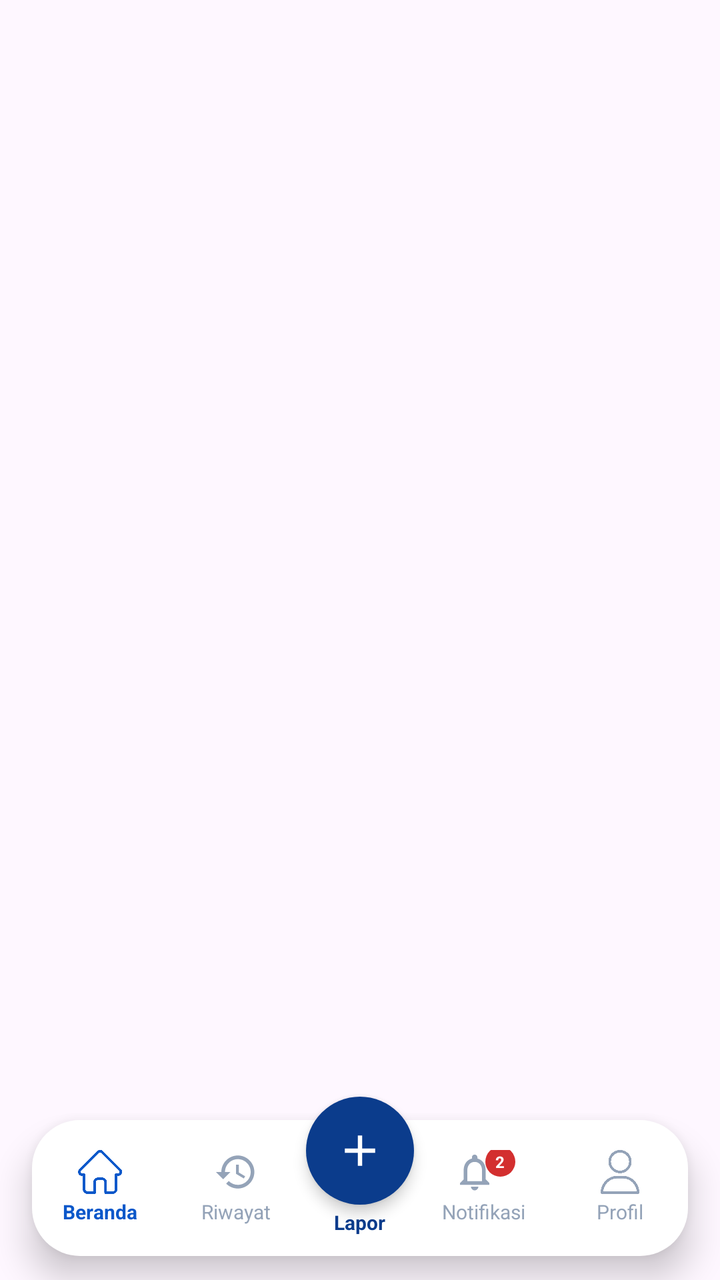
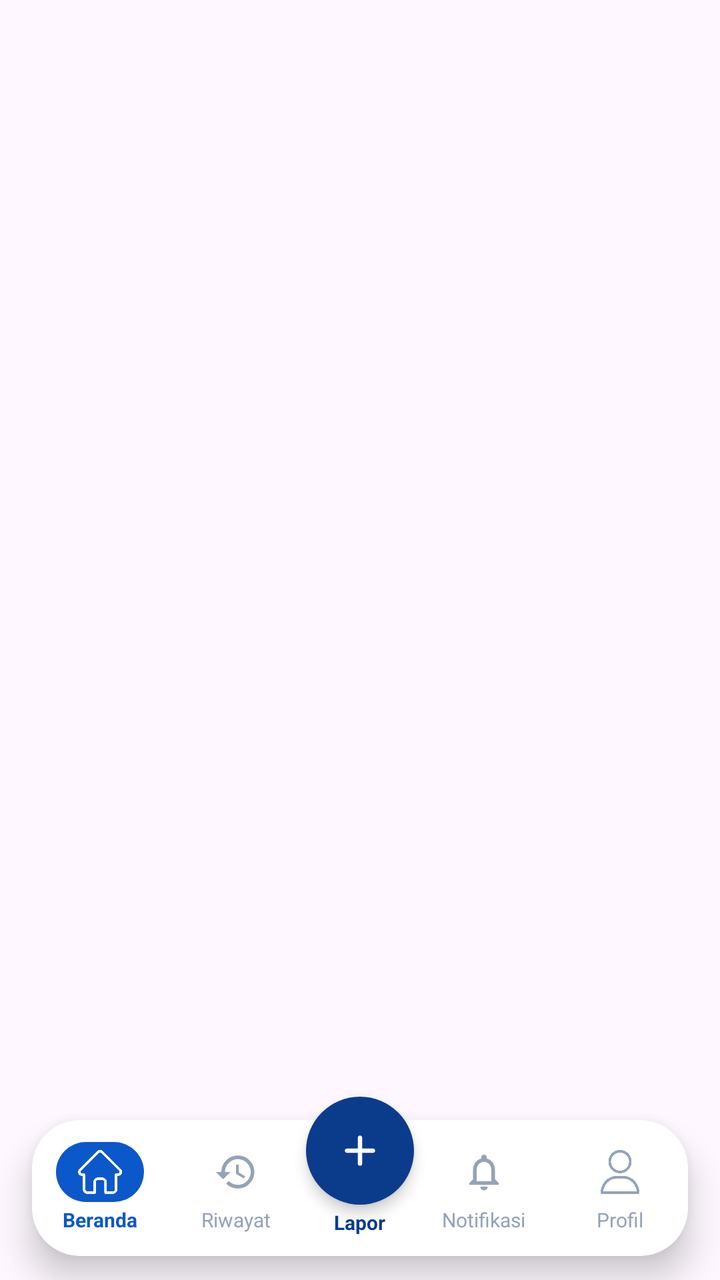

Before-and-after screenshots of an Android layout around one commit, followed by the original layout XML and the change that was made.
<!-- AndroidManifest.xml: application theme Theme.PinPoint -->
<!-- res/layout/layout_user_bottom_nav.xml -->
<?xml version="1.0" encoding="utf-8"?>
<androidx.constraintlayout.widget.ConstraintLayout xmlns:android="http://schemas.android.com/apk/res/android"
    xmlns:app="http://schemas.android.com/apk/res-auto"
    android:id="@+id/userBottomNavContainer"
    android:layout_width="match_parent"
    android:layout_height="104dp"
    android:clipChildren="false"
    android:clipToPadding="false"
    android:paddingStart="16dp"
    android:paddingEnd="16dp">

    
    <View
        android:layout_width="0dp"
        android:layout_height="68dp"
        android:background="@drawable/bg_navbar"
        android:elevation="10dp"
        app:layout_constraintBottom_toBottomOf="parent"
        app:layout_constraintLeft_toLeftOf="parent"
        app:layout_constraintRight_toRightOf="parent"
        android:layout_marginBottom="12dp" />

    
    <LinearLayout
        android:id="@+id/navUserHome"
        android:layout_width="0dp"
        android:layout_height="68dp"
        android:gravity="center"
        android:clickable="true"
        android:focusable="true"
        android:orientation="vertical"
        android:elevation="12dp"
        app:layout_constraintBottom_toBottomOf="parent"
        app:layout_constraintLeft_toLeftOf="parent"
        app:layout_constraintRight_toLeftOf="@id/navUserHistory"
        app:layout_constraintHorizontal_weight="1"
        android:layout_marginBottom="12dp">

        <ImageView
            android:id="@+id/ivNavUserHome"
            android:layout_width="22dp"
            android:layout_height="22dp"
            android:src="@drawable/home"
            app:tint="#0B58CA" />

        <TextView
            android:id="@+id/tvNavUserHome"
            android:layout_width="wrap_content"
            android:layout_height="wrap_content"
            android:layout_marginTop="2dp"
            android:text="Beranda"
            android:textColor="#0B58CA"
            android:textSize="10sp"
            android:textStyle="bold" />
    </LinearLayout>

    
    <LinearLayout
        android:id="@+id/navUserHistory"
        android:layout_width="0dp"
        android:layout_height="68dp"
        android:gravity="center"
        android:clickable="true"
        android:focusable="true"
        android:orientation="vertical"
        android:elevation="12dp"
        app:layout_constraintBottom_toBottomOf="parent"
        app:layout_constraintLeft_toRightOf="@id/navUserHome"
        app:layout_constraintRight_toLeftOf="@id/guidelineCenter"
        app:layout_constraintHorizontal_weight="1"
        android:layout_marginBottom="12dp"
        android:layout_marginEnd="28dp">

        <ImageView
            android:id="@+id/ivNavUserHistory"
            android:layout_width="22dp"
            android:layout_height="22dp"
            android:src="@drawable/ic_history"
            app:tint="#94A3B8" />

        <TextView
            android:id="@+id/tvNavUserHistory"
            android:layout_width="wrap_content"
            android:layout_height="wrap_content"
            android:layout_marginTop="2dp"
            android:text="Riwayat"
            android:textColor="#94A3B8"
            android:textSize="10sp" />
    </LinearLayout>

    
    <androidx.constraintlayout.widget.Guideline
        android:id="@+id/guidelineCenter"
        android:layout_width="wrap_content"
        android:layout_height="wrap_content"
        android:orientation="vertical"
        app:layout_constraintGuide_percent="0.5" />

    
    <LinearLayout
        android:id="@+id/navUserNotification"
        android:layout_width="0dp"
        android:layout_height="68dp"
        android:gravity="center"
        android:clickable="true"
        android:focusable="true"
        android:orientation="vertical"
        android:elevation="12dp"
        app:layout_constraintBottom_toBottomOf="parent"
        app:layout_constraintLeft_toRightOf="@id/guidelineCenter"
        app:layout_constraintRight_toLeftOf="@id/navUserProfile"
        app:layout_constraintHorizontal_weight="1"
        android:layout_marginBottom="12dp"
        android:layout_marginStart="28dp">

        <LinearLayout
            android:layout_width="wrap_content"
            android:layout_height="wrap_content"
            android:orientation="horizontal"
            android:gravity="top">

            <ImageView
                android:id="@+id/ivNavUserNotification"
                android:layout_width="22dp"
                android:layout_height="22dp"
                android:src="@drawable/ic_bell"
                app:tint="#94A3B8" />

            
            <TextView
                android:id="@+id/tvNavBadgeCount"
                android:layout_width="15dp"
                android:layout_height="15dp"
                android:layout_marginStart="-6dp"
                android:layout_marginTop="-2dp"
                android:background="@drawable/bg_badge_red_circle"
                android:gravity="center"
                android:text="2"
                android:textColor="#FFFFFF"
                android:textSize="8sp"
                android:textStyle="bold" />
        </LinearLayout>

        <TextView
            android:id="@+id/tvNavUserNotification"
            android:layout_width="wrap_content"
            android:layout_height="wrap_content"
            android:layout_marginTop="2dp"
            android:text="Notifikasi"
            android:textColor="#94A3B8"
            android:textSize="10sp" />
    </LinearLayout>

    
    <LinearLayout
        android:id="@+id/navUserProfile"
        android:layout_width="0dp"
        android:layout_height="68dp"
        android:gravity="center"
        android:clickable="true"
        android:focusable="true"
        android:orientation="vertical"
        android:elevation="12dp"
        app:layout_constraintBottom_toBottomOf="parent"
        app:layout_constraintLeft_toRightOf="@id/navUserNotification"
        app:layout_constraintRight_toRightOf="parent"
        app:layout_constraintHorizontal_weight="1"
        android:layout_marginBottom="12dp">

        <ImageView
            android:id="@+id/ivNavUserProfile"
            android:layout_width="22dp"
            android:layout_height="22dp"
            android:src="@drawable/user"
            app:tint="#94A3B8" />

        <TextView
            android:id="@+id/tvNavUserProfile"
            android:layout_width="wrap_content"
            android:layout_height="wrap_content"
            android:layout_marginTop="2dp"
            android:text="Profil"
            android:textColor="#94A3B8"
            android:textSize="10sp" />
    </LinearLayout>

    
    <LinearLayout
        android:id="@+id/navUserReportCenter"
        android:layout_width="wrap_content"
        android:layout_height="wrap_content"
        android:clickable="true"
        android:focusable="true"
        android:gravity="center"
        android:orientation="vertical"
        android:elevation="15dp"
        app:layout_constraintLeft_toLeftOf="parent"
        app:layout_constraintRight_toRightOf="parent"
        app:layout_constraintBottom_toBottomOf="parent"
        android:layout_marginBottom="22dp">

        <LinearLayout
            android:layout_width="54dp"
            android:layout_height="54dp"
            android:background="@drawable/bg_circle_blue_btn"
            android:elevation="4dp"
            android:gravity="center">

            <ImageView
                android:layout_width="26dp"
                android:layout_height="26dp"
                android:src="@drawable/ic_add"
                app:tint="#FFFFFF" />
        </LinearLayout>

        <TextView
            android:layout_width="wrap_content"
            android:layout_height="wrap_content"
            android:layout_marginTop="2dp"
            android:text="Lapor"
            android:textColor="@color/primary_blue"
            android:textSize="10sp"
            android:textStyle="bold" />
    </LinearLayout>

</androidx.constraintlayout.widget.ConstraintLayout>
<!-- resources referenced by this layout -->
<resources>
  <color name="primary_blue">#0B3C8C</color>
  <!-- drawable bg_badge_red_circle (drawable) -->
  <?xml version="1.0" encoding="utf-8"?>
  <shape xmlns:android="http://schemas.android.com/apk/res/android"
      android:shape="oval">
      <solid android:color="#D32F2F" />
  </shape>
  <!-- drawable bg_circle_blue_btn (drawable) -->
  <?xml version="1.0" encoding="utf-8"?>
  <shape xmlns:android="http://schemas.android.com/apk/res/android"
      android:shape="oval">
      <solid android:color="#0B3C8C" />
  </shape>
  <!-- drawable bg_navbar (drawable) -->
  <?xml version="1.0" encoding="utf-8"?>
  <shape xmlns:android="http://schemas.android.com/apk/res/android"
      android:shape="rectangle">
      <solid android:color="#FFFFFF" />
      <corners
          android:topLeftRadius="24dp"
          android:topRightRadius="24dp"
          android:bottomLeftRadius="24dp"
          android:bottomRightRadius="24dp" />
  </shape>
  <!-- drawable home: png bitmap (drawable, 8020 bytes) -->
  <!-- drawable ic_add (drawable) -->
  <vector xmlns:android="http://schemas.android.com/apk/res/android"
      android:width="24dp"
      android:height="24dp"
      android:viewportWidth="24"
      android:viewportHeight="24">
      <path
          android:fillColor="#000000"
          android:pathData="M19,13h-6v6h-2v-6H5v-2h6V5h2v6h6v2z" />
  </vector>
  <!-- drawable ic_bell (drawable) -->
  <vector xmlns:android="http://schemas.android.com/apk/res/android"
      android:width="24dp"
      android:height="24dp"
      android:viewportWidth="24"
      android:viewportHeight="24">
      <path
          android:fillColor="#000000"
          android:pathData="M12,22c1.1,0 2,-0.9 2,-2h-4c0,1.1 0.9,2 2,2zm6,-6v-5c0,-3.07 -1.63,-5.64 -4.5,-6.32V4c0,-0.83 -0.67,-1.5 -1.5,-1.5s-1.5,0.67 -1.5,1.5v0.68C7.64,5.36 6,7.92 6,11v5l-2,2v1h16v-1l-2,-2zm-2,1H8v-6c0,-2.48 1.51,-4.5 4,-4.5s4,2.02 4,4.5v6z" />
  </vector>
  <!-- drawable ic_history (drawable) -->
  <vector xmlns:android="http://schemas.android.com/apk/res/android"
      android:width="24dp"
      android:height="24dp"
      android:viewportWidth="24"
      android:viewportHeight="24">
      <path
          android:fillColor="#000000"
          android:pathData="M13,3c-4.97,0 -9,4.03 -9,9H1l3.89,3.89 0.07,0.14L9,12H6c0,-3.87 3.13,-7 7,-7s7,3.13 7,7 -3.13,7 -7,7c-1.93,0 -3.68,-0.79 -4.94,-2.06l-1.42,1.42C8.27,19.99 10.51,21 13,21c4.97,0 9,-4.03 9,-9s-4.03,-9 -9,-9zm-1,5v5l4.28,2.54 0.72,-1.21 -3.5,-2.08V8H12z" />
  </vector>
  <!-- drawable user: png bitmap (drawable, 12623 bytes) -->
  <style name="Theme.PinPoint" parent="Base.Theme.PinPoint" />
  <style name="Base.Theme.PinPoint" parent="Theme.Material3.DayNight.NoActionBar">
          
          
      </style>
</resources>

<!-- the commit's change to res/layout/layout_user_bottom_nav.xml (unified diff, before → after) -->
@@ -38,10 +38,13 @@
 
         <ImageView
             android:id="@+id/ivNavUserHome"
-            android:layout_width="22dp"
-            android:layout_height="22dp"
+            android:layout_width="44dp"
+            android:layout_height="30dp"
+            android:paddingHorizontal="11dp"
+            android:paddingVertical="4dp"
+            android:background="@drawable/bg_nav_icon_active_blue"
             android:src="@drawable/home"
-            app:tint="#0B58CA" />
+            app:tint="#FFFFFF" />
 
         <TextView
             android:id="@+id/tvNavUserHome"
@@ -73,8 +76,10 @@
 
         <ImageView
             android:id="@+id/ivNavUserHistory"
-            android:layout_width="22dp"
-            android:layout_height="22dp"
+            android:layout_width="44dp"
+            android:layout_height="30dp"
+            android:paddingHorizontal="11dp"
+            android:paddingVertical="4dp"
             android:src="@drawable/ic_history"
             app:tint="#94A3B8" />
 
@@ -113,16 +118,17 @@
         android:layout_marginBottom="12dp"
         android:layout_marginStart="28dp">
 
-        <LinearLayout
-            android:layout_width="wrap_content"
-            android:layout_height="wrap_content"
-            android:orientation="horizontal"
-            android:gravity="top">
+        <FrameLayout
+            android:layout_width="46dp"
+            android:layout_height="30dp">
 
             <ImageView
                 android:id="@+id/ivNavUserNotification"
-                android:layout_width="22dp"
-                android:layout_height="22dp"
+                android:layout_width="44dp"
+                android:layout_height="30dp"
+                android:paddingHorizontal="11dp"
+                android:paddingVertical="4dp"
+                android:layout_gravity="center"
                 android:src="@drawable/ic_bell"
                 app:tint="#94A3B8" />
 
@@ -131,15 +137,15 @@
                 android:id="@+id/tvNavBadgeCount"
                 android:layout_width="15dp"
                 android:layout_height="15dp"
-                android:layout_marginStart="-6dp"
-                android:layout_marginTop="-2dp"
+                android:layout_gravity="top|end"
                 android:background="@drawable/bg_badge_red_circle"
                 android:gravity="center"
-                android:text="2"
+                android:text="0"
                 android:textColor="#FFFFFF"
                 android:textSize="8sp"
-                android:textStyle="bold" />
-        </LinearLayout>
+                android:textStyle="bold"
+                android:visibility="gone" />
+        </FrameLayout>
 
         <TextView
             android:id="@+id/tvNavUserNotification"
@@ -169,8 +175,10 @@
 
         <ImageView
             android:id="@+id/ivNavUserProfile"
-            android:layout_width="22dp"
-            android:layout_height="22dp"
+            android:layout_width="44dp"
+            android:layout_height="30dp"
+            android:paddingHorizontal="11dp"
+            android:paddingVertical="4dp"
             android:src="@drawable/user"
             app:tint="#94A3B8" />
 
<!-- resource entries referenced after the edit -->
@@ -12,6 +12,13 @@
   <shape xmlns:android="http://schemas.android.com/apk/res/android"
       android:shape="oval">
       <solid android:color="#0B3C8C" />
+  </shape>
+  <!-- drawable bg_nav_icon_active_blue (drawable) -->
+  <?xml version="1.0" encoding="utf-8"?>
+  <shape xmlns:android="http://schemas.android.com/apk/res/android"
+      android:shape="rectangle">
+      <solid android:color="#0B58CA" />
+      <corners android:radius="16dp" />
   </shape>
   <!-- drawable bg_navbar (drawable) -->
   <?xml version="1.0" encoding="utf-8"?>
@@ -33,7 +40,7 @@
       android:viewportHeight="24">
       <path
           android:fillColor="#000000"
-          android:pathData="M19,13h-6v6h-2v-6H5v-2h6V5h2v6h6v2z" />
+          android:pathData="M18,13h-5v5c0,0.55 -0.45,1 -1,1s-1,-0.45 -1,-1v-5H6c-0.55,0 -1,-0.45 -1,-1s0.45,-1 1,-1h5V6c0,-0.55 0.45,-1 1,-1s1,0.45 1,1v5h5c0.55,0 1,0.45 1,1s-0.45,1 -1,1z" />
   </vector>
   <!-- drawable ic_bell (drawable) -->
   <vector xmlns:android="http://schemas.android.com/apk/res/android"
@@ -58,8 +65,13 @@
   <!-- drawable user: png bitmap (drawable, 12623 bytes) -->
   <style name="Theme.PinPoint" parent="Base.Theme.PinPoint" />
   <style name="Base.Theme.PinPoint" parent="Theme.Material3.DayNight.NoActionBar">
-          
-          
+          <item name="android:windowAnimationStyle">@style/SmoothActivityAnimation</item>
+      </style>
+  <style name="SmoothActivityAnimation" parent="@android:style/Animation.Activity">
+          <item name="android:activityOpenEnterAnimation">@anim/fade_in_smooth</item>
+          <item name="android:activityOpenExitAnimation">@anim/fade_out_smooth</item>
+          <item name="android:activityCloseEnterAnimation">@anim/slide_in_left</item>
+          <item name="android:activityCloseExitAnimation">@anim/slide_out_right</item>
       </style>
 </resources>
 
